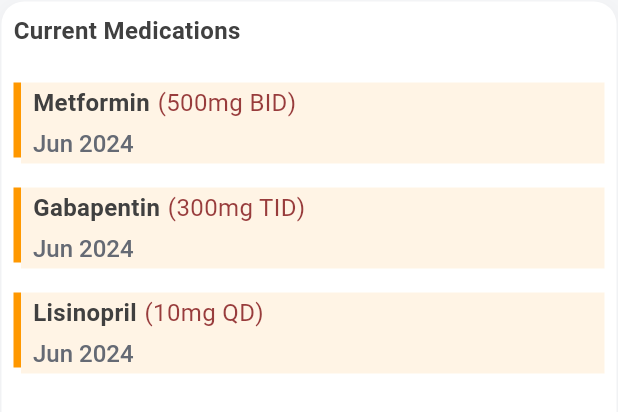
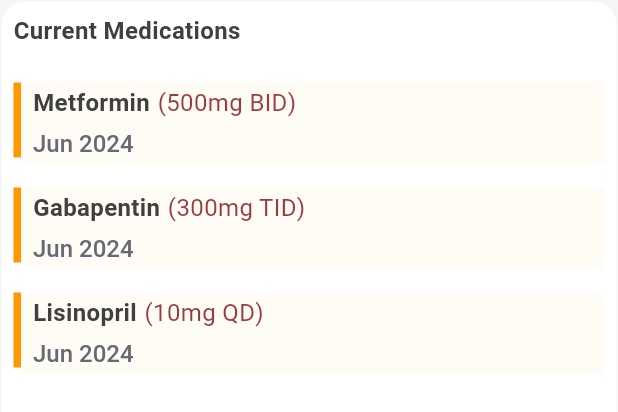
Before and after one commit to 2000swathi/GHO-RX-Mobile-APP--New, a Flutter app: the Medications widget shown alone on an empty page, opened directly, on a phone screen of 412 x 824 dp. Shown: the top 412 px of the screen. Run offline on Flutter 3.47's test engine with Material 3 defaults, Android fonts, the phone set to English and light mode, and no system bars; our stand-ins replace dio, equatable, flutter_bloc, flutter_svg, google_fonts, pinput and 1 more; accounts and stored records are empty; Roboto replaces fonts that are missing (Roboto Flex).

Commit message:
gho rx case details page ui

```diff
--- a/lib/features/cases/casedetails/widgets/pages/medications.dart
+++ b/lib/features/cases/casedetails/widgets/pages/medications.dart
@@ -34,7 +34,7 @@ class Medications extends StatelessWidget {
         borderRadius: BorderRadius.circular(15.0),
         boxShadow: [
           BoxShadow(
-            color:AppColors.hint2color.withOpacity(0.1),
+            color:AppColors.hint2color.withAlpha(1),
             spreadRadius: 2,
             blurRadius: 5,
             offset: const Offset(0, 3),
@@ -73,7 +73,7 @@ class Medications extends StatelessWidget {
                           child: Container(
                             padding: const EdgeInsets.symmetric(horizontal: 8, vertical: 2),
                             decoration: BoxDecoration(
-                              color: AppColors.yellow.withOpacity(0.10),
+                              color: AppColors.yellow.withAlpha(10),
                               borderRadius: BorderRadius.circular(0),
                             ),
                             child: Column(
--- a/lib/features/cases/casedetails/widgets/pages/patientqueries.dart
+++ b/lib/features/cases/casedetails/widgets/pages/patientqueries.dart
@@ -24,7 +24,7 @@ class Patientqueries extends StatelessWidget {
         boxShadow: [
           BoxShadow(
             // ignore: deprecated_member_use
-            color: Colors.grey.withOpacity(0.1),
+            color: Colors.grey.withAlpha(1),
             spreadRadius: 2,
             blurRadius: 5,
             offset: const Offset(0, 3),
--- a/lib/features/cases/casedetails/widgets/pages/summary.dart
+++ b/lib/features/cases/casedetails/widgets/pages/summary.dart
@@ -16,7 +16,7 @@ class Summerypage extends StatelessWidget {
         borderRadius: BorderRadius.circular(15.0),
         boxShadow: [
           BoxShadow(
-            color: AppColors.hint2color.withOpacity(0.1),
+            color: AppColors.hint2color.withAlpha(1),
             spreadRadius: 2,
             blurRadius: 5,
             offset: const Offset(0, 3),
```
